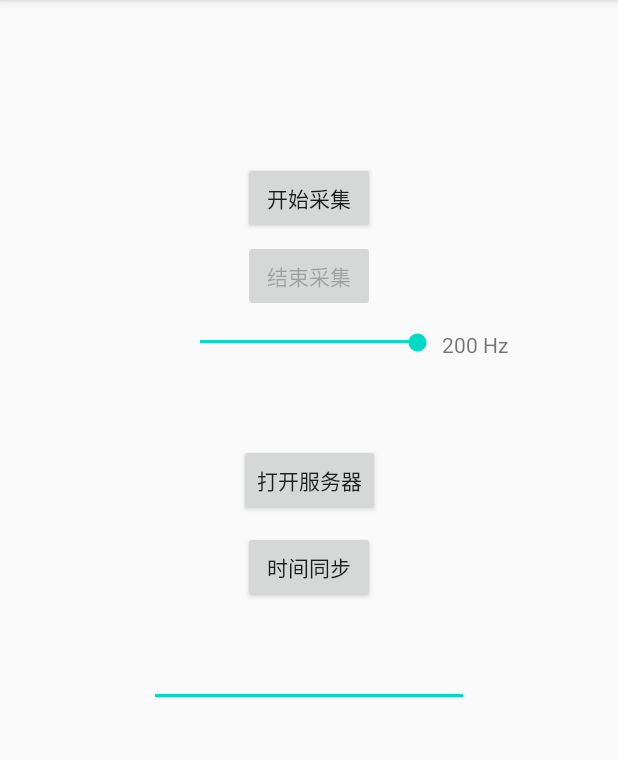
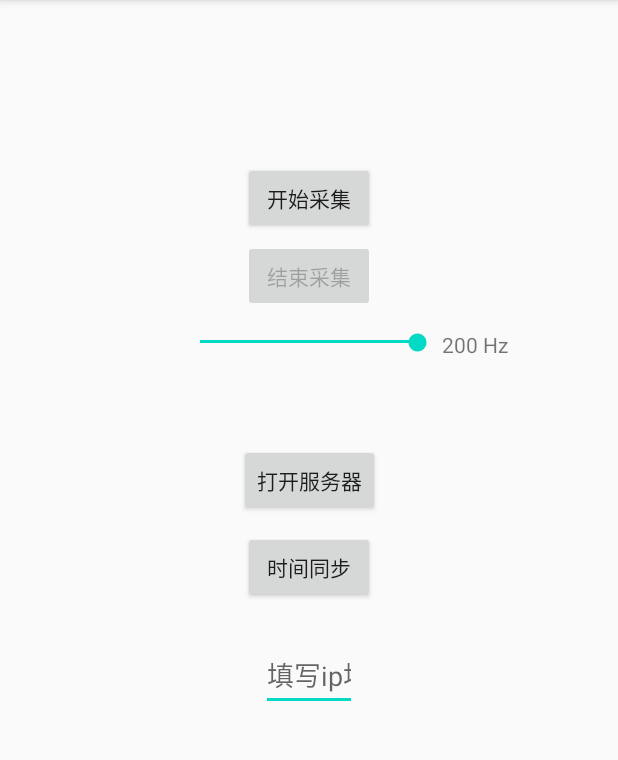
Before and after one commit to DoDoLilo/OriBee, an Android app: the screen it shows after launch (MainActivity), after a tap on "时间同步", on a phone screen of 412 x 824 dp, the part 84-844 px from its top. Run offline under Robolectric (Android 15) with nearby library versions, the phone set to English and light mode, and no system bars.

Commit message:
fix bugs

```diff
--- a/app/src/main/java/com/dadachen/oribee/MainActivity.kt
+++ b/app/src/main/java/com/dadachen/oribee/MainActivity.kt
@@ -138,17 +138,19 @@ class MainActivity : AppCompatActivity() {
     private var timeOffset:Long = 0L
     private fun initTimeSyncUI() {
         tv_local_ip_address.text = Utils.getIPAddress(true)
+        ev_remote_ip_address.setText(sharedPreferences.getString("ipn", ""))
         var ip = tv_local_ip_address.text.toString()
         ip = ip.substring(0,ip.indexOfLast{it=='.'}+1)
-
-
         bt_server_time.setOnClickListener {
             runServer()
         }
         bt_time_sync.setOnClickListener {
+            val num = ev_remote_ip_address.text.toString()
+            Utils.setValueBySharedPreference(sharedPreferences,"ipn",num)
             ip += ev_remote_ip_address.text.toString()
             if (Utils.isIP(ip)) {
                 timeOffset =  getTimeByHttpClient(ip)-System.currentTimeMillis()
+                Log.d("time","offet: $timeOffset")
             }else{
                 Toast.makeText(this, "$ip is not valid", Toast.LENGTH_SHORT).show()
             }
--- a/app/src/main/res/layout/activity_choose.xml
+++ b/app/src/main/res/layout/activity_choose.xml
@@ -1,7 +1,6 @@
 <?xml version="1.0" encoding="utf-8"?>
 <androidx.constraintlayout.widget.ConstraintLayout xmlns:android="http://schemas.android.com/apk/res/android"
         xmlns:app="http://schemas.android.com/apk/res-auto"
-        xmlns:tools="http://schemas.android.com/tools"
         android:layout_width="match_parent"
         android:layout_height="match_parent">
 
@@ -77,14 +76,16 @@
         app:layout_constraintTop_toBottomOf="@+id/seekBar_frequency" />
 
     <EditText
+        android:autofillHints="@string/enter_ip_address_last_three_digit"
         android:id="@+id/ev_remote_ip_address"
         android:layout_width="wrap_content"
         android:layout_height="wrap_content"
         android:layout_marginTop="24dp"
-        android:ems="10"
+        android:ems="3"
         android:inputType="number"
         app:layout_constraintEnd_toEndOf="parent"
         app:layout_constraintStart_toStartOf="parent"
+        android:hint="@string/enter_ip_address_last_three_digit"
         app:layout_constraintTop_toBottomOf="@+id/bt_time_sync" />
 
 </androidx.constraintlayout.widget.ConstraintLayout>
--- a/app/src/main/res/values/strings.xml
+++ b/app/src/main/res/values/strings.xml
@@ -6,4 +6,5 @@
     <string name="default_hz">0 Hz</string>
     <string name="server_open">打开服务器</string>
     <string name="sync_time">时间同步</string>
+    <string name="enter_ip_address_last_three_digit">填写ip地址最后三位</string>
 </resources>
```
Also changed, not shown: app/src/main/java/com/dadachen/oribee/time/TimeSync.kt (+14 -12 lines).
